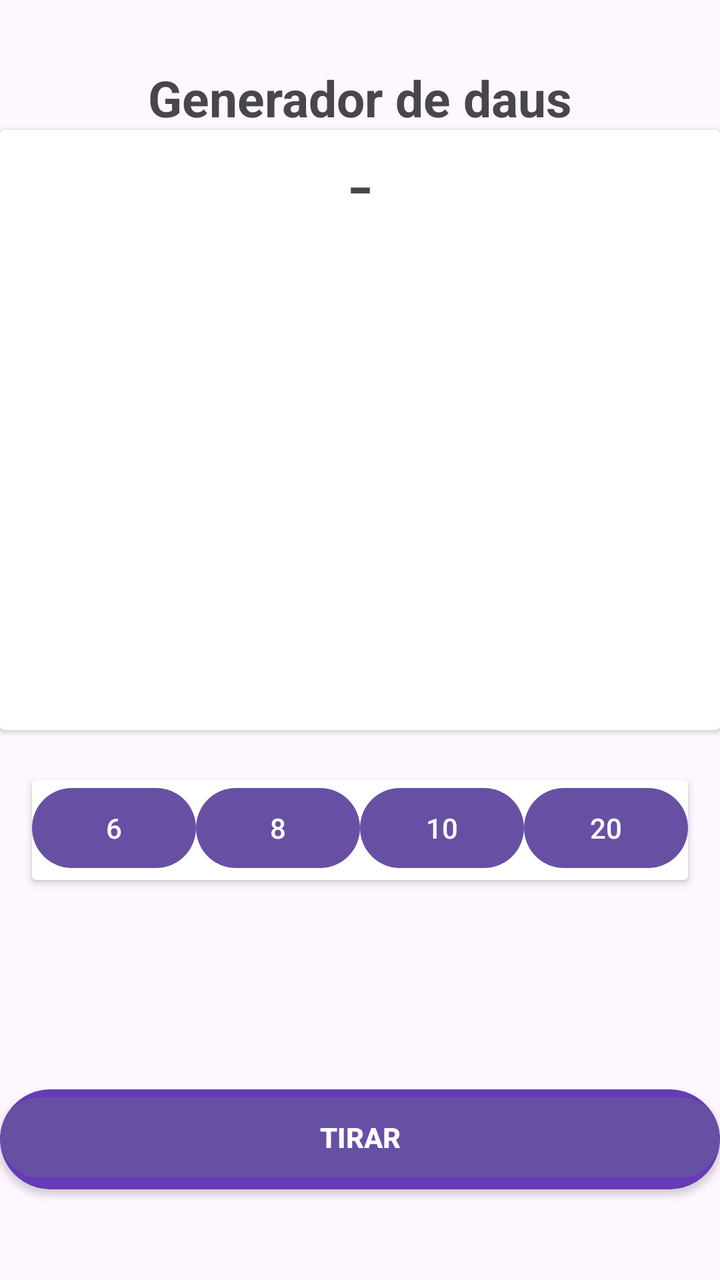
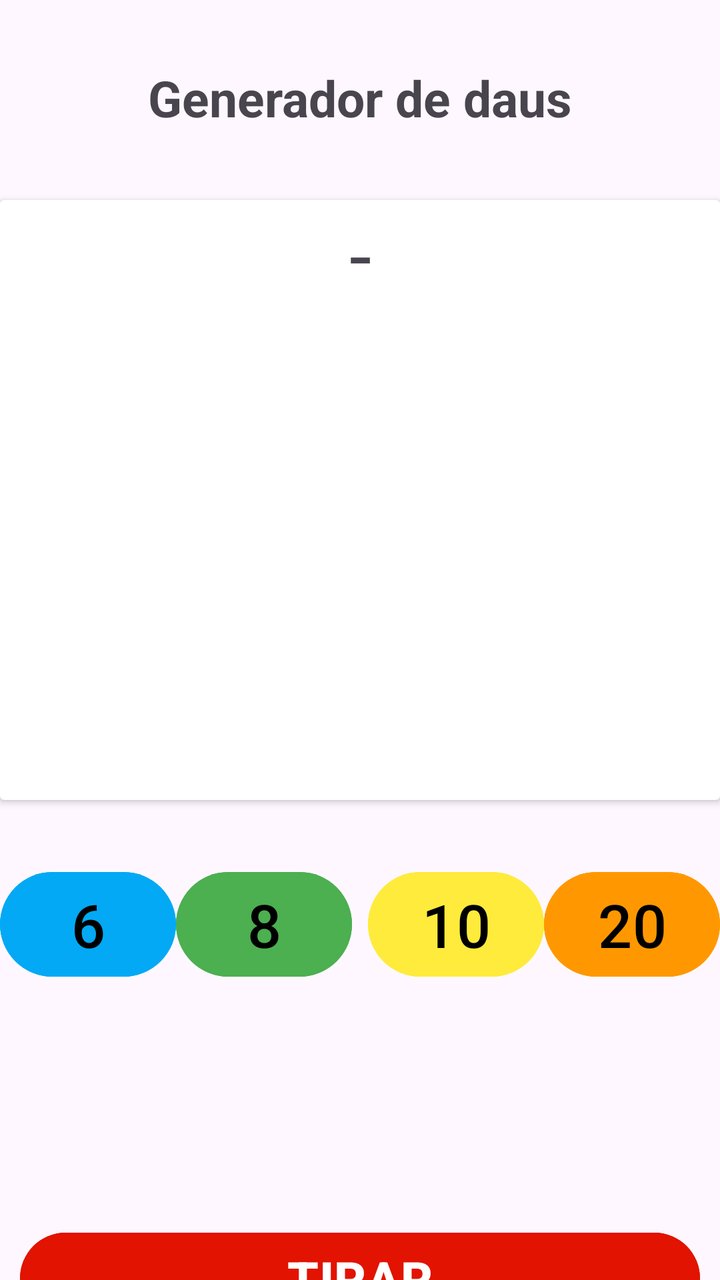

The first picture is an Android layout as it rendered before a commit; the second is the same layout after the commit. The layout source and the unified diff follow.
<!-- AndroidManifest.xml: application theme Theme.Generador_de_dados -->
<!-- res/layout/activity_main.xml -->
<?xml version="1.0" encoding="utf-8"?>
<androidx.constraintlayout.widget.ConstraintLayout xmlns:android="http://schemas.android.com/apk/res/android"
    xmlns:app="http://schemas.android.com/apk/res-auto"
    xmlns:tools="http://schemas.android.com/tools"
    android:id="@+id/main"
    android:layout_width="match_parent"
    android:layout_height="match_parent"
    tools:context=".MainActivity">

    <TextView
        android:layout_width="wrap_content"
        android:layout_height="wrap_content"
        android:layout_marginStart="32dp"
        android:layout_marginTop="32dp"
        android:layout_marginEnd="32dp"
        android:text="Generador de daus"
        android:textSize="25dp"
        android:textStyle="bold"
        app:layout_constraintEnd_toEndOf="parent"
        app:layout_constraintStart_toStartOf="parent"
        app:layout_constraintTop_toTopOf="parent" />

    <androidx.cardview.widget.CardView
        android:layout_width="match_parent"
        android:layout_height="300dp"
        android:layout_marginTop="40dp"
        app:layout_constraintBottom_toTopOf="@+id/cv_daus"
        app:layout_constraintEnd_toEndOf="parent"
        app:layout_constraintStart_toStartOf="parent"
        app:layout_constraintTop_toTopOf="parent" >

        <LinearLayout
            android:layout_width="match_parent"
            android:layout_height="match_parent"
            android:orientation="vertical">

            <TextView
                android:id="@+id/tv_tirada"
                android:layout_width="match_parent"
                android:layout_height="match_parent"
                android:text="-"
                android:textAlignment="center"
                android:textSize="40dp" />
        </LinearLayout>
    </androidx.cardview.widget.CardView>

    <androidx.cardview.widget.CardView
        android:id="@+id/cv_daus"
        android:layout_width="0dp"
        android:layout_height="50dp"
        android:layout_marginLeft="16dp"
        android:layout_marginRight="16dp"
        android:layout_marginBottom="200dp"
        app:layout_constraintBottom_toBottomOf="parent"
        app:layout_constraintEnd_toEndOf="parent"
        app:layout_constraintHorizontal_bias="0.0"
        app:layout_constraintStart_toStartOf="parent">

        <LinearLayout
            android:layout_width="match_parent"
            android:layout_height="match_parent"
            android:orientation="horizontal">

            <Button
                android:id="@+id/bt_d6"
                android:layout_width="wrap_content"
                android:layout_height="wrap_content"
                android:layout_weight="1"
                android:text="6" />

            <Button
                android:id="@+id/bt_d8"
                android:layout_width="wrap_content"
                android:layout_height="wrap_content"
                android:layout_weight="1"
                android:text="8" />

            <Button
                android:id="@+id/bt_d10"
                android:layout_width="wrap_content"
                android:layout_height="wrap_content"
                android:layout_weight="1"
                android:text="10" />

            <Button
                android:id="@+id/bt_d20"
                android:layout_width="wrap_content"
                android:layout_height="wrap_content"
                android:layout_weight="1"
                android:text="20" />
        </LinearLayout>

    </androidx.cardview.widget.CardView>

    <androidx.cardview.widget.CardView
        android:layout_width="0dp"
        android:layout_height="50dp"
        android:layout_marginTop="119dp"
        android:layout_marginBottom="60dp"
        app:cardBackgroundColor="#673AB7"
        app:cardCornerRadius="60dp"
        app:layout_constraintBottom_toBottomOf="parent"
        app:layout_constraintEnd_toEndOf="parent"
        app:layout_constraintStart_toStartOf="parent"
        app:layout_constraintTop_toBottomOf="@+id/cv_daus">

        <LinearLayout
            android:layout_width="match_parent"
            android:layout_height="match_parent"
            android:orientation="vertical">

            <Button
                android:id="@+id/bt_tirar"
                android:layout_width="match_parent"
                android:layout_height="wrap_content"
                android:text="TIRAR"
                android:textStyle="bold" />
        </LinearLayout>
    </androidx.cardview.widget.CardView>

</androidx.constraintlayout.widget.ConstraintLayout>
<!-- resources referenced by this layout -->
<resources>
  <style name="Theme.Generador_de_dados" parent="Base.Theme.Generador_de_dados" />
  <style name="Base.Theme.Generador_de_dados" parent="Theme.Material3.DayNight.NoActionBar">
          
          
      </style>
</resources>

<!-- the commit's change to res/layout/activity_main.xml (unified diff, before → after) -->
@@ -8,6 +8,7 @@
     tools:context=".MainActivity">
 
     <TextView
+        android:id="@+id/textView"
         android:layout_width="wrap_content"
         android:layout_height="wrap_content"
         android:layout_marginStart="32dp"
@@ -21,13 +22,14 @@
         app:layout_constraintTop_toTopOf="parent" />
 
     <androidx.cardview.widget.CardView
+        android:id="@+id/cardView"
         android:layout_width="match_parent"
         android:layout_height="300dp"
-        android:layout_marginTop="40dp"
-        app:layout_constraintBottom_toTopOf="@+id/cv_daus"
+        android:layout_marginTop="100dp"
+        app:layout_constraintBottom_toTopOf="@+id/bt_d6"
         app:layout_constraintEnd_toEndOf="parent"
         app:layout_constraintStart_toStartOf="parent"
-        app:layout_constraintTop_toTopOf="parent" >
+        app:layout_constraintTop_toTopOf="parent">
 
         <LinearLayout
             android:layout_width="match_parent"
@@ -44,78 +46,81 @@
         </LinearLayout>
     </androidx.cardview.widget.CardView>
 
-    <androidx.cardview.widget.CardView
-        android:id="@+id/cv_daus"
-        android:layout_width="0dp"
-        android:layout_height="50dp"
-        android:layout_marginLeft="16dp"
-        android:layout_marginRight="16dp"
-        android:layout_marginBottom="200dp"
-        app:layout_constraintBottom_toBottomOf="parent"
+    <Button
+        android:id="@+id/bt_d6"
+        android:layout_width="wrap_content"
+        android:layout_height="wrap_content"
+        android:layout_marginTop="32dp"
+        android:layout_weight="1"
+        android:backgroundTint="#03A9F4"
+        android:text="6"
+        android:textColor="#000000"
+        android:textColorLink="#2196F3"
+        android:textSize="30dp"
+        app:layout_constraintEnd_toStartOf="@+id/bt_d8"
+        app:layout_constraintHorizontal_bias="0.5"
+        app:layout_constraintStart_toStartOf="parent"
+        app:layout_constraintTop_toBottomOf="@+id/cardView" />
+
+    <Button
+        android:id="@+id/bt_d8"
+        android:layout_width="wrap_content"
+        android:layout_height="wrap_content"
+        android:layout_marginTop="32dp"
+        android:layout_weight="1"
+        android:backgroundTint="#4CAF50"
+        android:text="8"
+        android:textColor="#000000"
+        android:textSize="30dp"
+        app:layout_constraintEnd_toStartOf="@+id/bt_d10"
+        app:layout_constraintHorizontal_bias="0.5"
+        app:layout_constraintStart_toEndOf="@+id/bt_d6"
+        app:layout_constraintTop_toBottomOf="@+id/cardView" />
+
+    <Button
+        android:id="@+id/bt_d10"
+        android:layout_width="wrap_content"
+        android:layout_height="wrap_content"
+        android:layout_marginStart="8dp"
+        android:layout_marginTop="32dp"
+        android:layout_weight="1"
+        android:backgroundTint="#FFEB3B"
+        android:text="10"
+        android:textColor="#000000"
+        android:textSize="30dp"
+        app:layout_constraintEnd_toStartOf="@+id/bt_d20"
+        app:layout_constraintHorizontal_bias="0.5"
+        app:layout_constraintStart_toEndOf="@+id/bt_d8"
+        app:layout_constraintTop_toBottomOf="@+id/cardView" />
+
+    <Button
+        android:id="@+id/bt_d20"
+        android:layout_width="wrap_content"
+        android:layout_height="wrap_content"
+        android:layout_marginTop="32dp"
+        android:layout_weight="1"
+        android:backgroundTint="#FF9800"
+        android:text="20"
+        android:textColor="#000000"
+        android:textSize="30dp"
         app:layout_constraintEnd_toEndOf="parent"
-        app:layout_constraintHorizontal_bias="0.0"
-        app:layout_constraintStart_toStartOf="parent">
+        app:layout_constraintHorizontal_bias="0.5"
+        app:layout_constraintStart_toEndOf="@+id/bt_d10"
+        app:layout_constraintTop_toBottomOf="@+id/cardView" />
 
-        <LinearLayout
-            android:layout_width="match_parent"
-            android:layout_height="match_parent"
-            android:orientation="horizontal">
-
-            <Button
-                android:id="@+id/bt_d6"
-                android:layout_width="wrap_content"
-                android:layout_height="wrap_content"
-                android:layout_weight="1"
-                android:text="6" />
-
-            <Button
-                android:id="@+id/bt_d8"
-                android:layout_width="wrap_content"
-                android:layout_height="wrap_content"
-                android:layout_weight="1"
-                android:text="8" />
-
-            <Button
-                android:id="@+id/bt_d10"
-                android:layout_width="wrap_content"
-                android:layout_height="wrap_content"
-                android:layout_weight="1"
-                android:text="10" />
-
-            <Button
-                android:id="@+id/bt_d20"
-                android:layout_width="wrap_content"
-                android:layout_height="wrap_content"
-                android:layout_weight="1"
-                android:text="20" />
-        </LinearLayout>
-
-    </androidx.cardview.widget.CardView>
-
-    <androidx.cardview.widget.CardView
-        android:layout_width="0dp"
-        android:layout_height="50dp"
-        android:layout_marginTop="119dp"
-        android:layout_marginBottom="60dp"
-        app:cardBackgroundColor="#673AB7"
-        app:cardCornerRadius="60dp"
-        app:layout_constraintBottom_toBottomOf="parent"
-        app:layout_constraintEnd_toEndOf="parent"
+    <Button
+        android:id="@+id/bt_tirar"
+        android:layout_width="match_parent"
+        android:layout_height="wrap_content"
+        android:layout_marginLeft="10dp"
+        android:layout_marginTop="120dp"
+        android:layout_marginRight="10dp"
+        android:backgroundTint="#E21300"
+        android:text="TIRAR"
+        android:textSize="25dp"
+        android:textStyle="bold"
+        app:layout_constraintEnd_toEndOf="@id/bt_d6"
         app:layout_constraintStart_toStartOf="parent"
-        app:layout_constraintTop_toBottomOf="@+id/cv_daus">
-
-        <LinearLayout
-            android:layout_width="match_parent"
-            android:layout_height="match_parent"
-            android:orientation="vertical">
-
-            <Button
-                android:id="@+id/bt_tirar"
-                android:layout_width="match_parent"
-                android:layout_height="wrap_content"
-                android:text="TIRAR"
-                android:textStyle="bold" />
-        </LinearLayout>
-    </androidx.cardview.widget.CardView>
+        app:layout_constraintTop_toBottomOf="@+id/bt_d8" />
 
 </androidx.constraintlayout.widget.ConstraintLayout>
